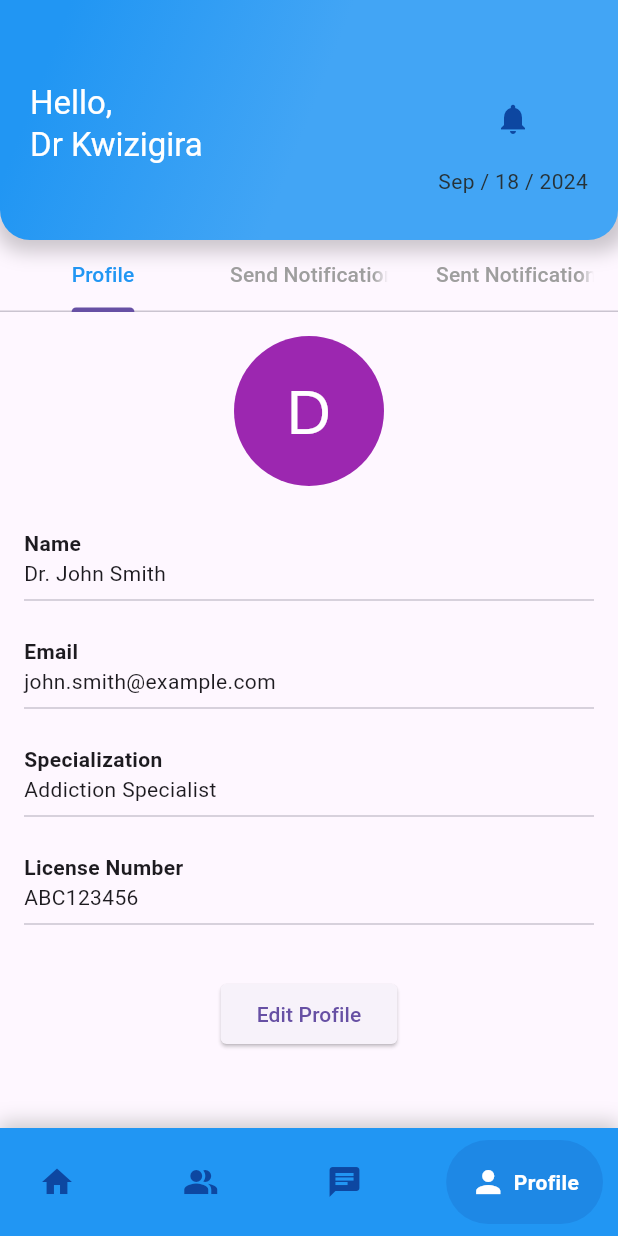
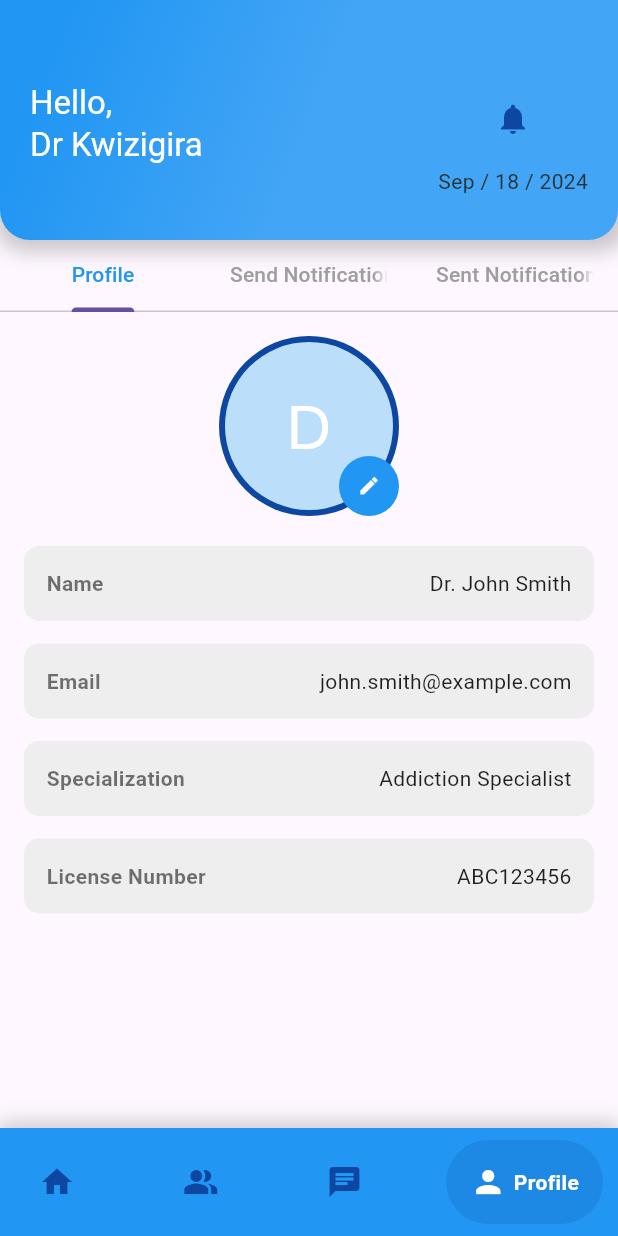
Before and after one commit to mutana-derrick/HealPath-Dev, a Flutter app: the DoctorDashboardScreen screen opened directly, item 4 of the bottom bar chosen, on a phone screen of 412 x 824 dp. Run offline on Flutter 3.47's test engine with Material 3 defaults, Android fonts, the phone set to English and light mode, and no system bars; drawn by our look-alikes of google_nav_bar; our stand-ins replace fl_chart, get, google_fonts, modal_bottom_sheet; network calls fail.

Commit message:
finished the profile tabs for both patient and doctor

```diff
--- a/lib/src/features/doctor/bottom_navigation_bar.dart
+++ b/lib/src/features/doctor/bottom_navigation_bar.dart
@@ -16,7 +16,7 @@ class CustomBottomNavigationBar extends StatelessWidget {
             color: Colors.grey.withOpacity(0.5), // Shadow color
             spreadRadius: 1, // Spread of the shadow
             blurRadius: 10, // Softness of the shadow
-            offset: Offset(0, -3), // Position of the shadow (X,Y)
+            offset: const Offset(0, -3), // Position of the shadow (X,Y)
           ),
         ],
       ),
--- a/lib/src/features/doctor/community_tab.dart
+++ b/lib/src/features/doctor/community_tab.dart
@@ -20,7 +20,7 @@ class CommunityTab extends StatelessWidget {
                   color: Colors.grey.withOpacity(0.5), // Shadow color
                   spreadRadius: 2, // Spread of the shadow
                   blurRadius: 8, // Softness of the shadow
-                  offset: Offset(0, 3), // X and Y offset of the shadow
+                  offset: const Offset(0, 3), // X and Y offset of the shadow
                 ),
               ],
             ),
--- a/lib/src/features/doctor/profile_tab.dart
+++ b/lib/src/features/doctor/profile_tab.dart
@@ -1,4 +1,3 @@
-// lib/tabs/profile_tab.dart
 import 'package:flutter/material.dart';
 
 class ProfileTab extends StatefulWidget {
@@ -63,14 +62,38 @@ class _ProfileTabState extends State<ProfileTab> {
       child: Column(
         crossAxisAlignment: CrossAxisAlignment.start,
         children: [
+          // Profile section with an edit icon over the avatar
           Center(
-            child: CircleAvatar(
-              radius: 50,
-              backgroundColor: Colors.purple,
-              child: Text(
-                doctorInfo['name']![0],
-                style: const TextStyle(fontSize: 40, color: Colors.white),
-              ),
+            child: Stack(
+              children: [
+                CircleAvatar(
+                  radius: 60,
+                  backgroundColor: Colors.blue[900],
+                  child: CircleAvatar(
+                    radius: 56,
+                    backgroundColor: Colors.blue[100],
+                    child: Text(
+                      doctorInfo['name']![
+                          0], // Display the initial of the doctor's name
+                      style: const TextStyle(fontSize: 40, color: Colors.white),
+                    ),
+                  ),
+                ),
+                Positioned(
+                  bottom: 0,
+                  right: 0,
+                  child: InkWell(
+                    onTap: () {
+                      _showEditProfileDialog();
+                    },
+                    child: const CircleAvatar(
+                      radius: 20,
+                      backgroundColor: Colors.blue,
+                      child: Icon(Icons.edit, size: 15, color: Colors.white),
+                    ),
+                  ),
+                ),
+              ],
             ),
           ),
           const SizedBox(height: 20),
@@ -78,30 +101,33 @@ class _ProfileTabState extends State<ProfileTab> {
           _buildInfoField('Email', doctorInfo['email']!),
           _buildInfoField('Specialization', doctorInfo['specialization']!),
           _buildInfoField('License Number', doctorInfo['license']!),
-          const SizedBox(height: 20),
-          Center(
-            child: ElevatedButton(
-              onPressed: () {
-                // TODO: Implement edit profile functionality
-                _showEditProfileDialog();
-              },
-              child: const Text('Edit Profile'),
-            ),
-          ),
         ],
       ),
     );
   }
 
   Widget _buildInfoField(String label, String value) {
-    return Padding(
-      padding: const EdgeInsets.symmetric(vertical: 8.0),
-      child: Column(
-        crossAxisAlignment: CrossAxisAlignment.start,
+    return Container(
+      margin: const EdgeInsets.only(bottom: 15),
+      padding: const EdgeInsets.all(15),
+      decoration: BoxDecoration(
+        color: Colors.grey[200],
+        borderRadius: BorderRadius.circular(10),
+      ),
+      child: Row(
+        mainAxisAlignment: MainAxisAlignment.spaceBetween,
         children: [
-          Text(label, style: const TextStyle(fontWeight: FontWeight.bold)),
-          Text(value),
-          const Divider(),
+          Text(
+            label,
+            style: const TextStyle(
+              fontWeight: FontWeight.bold,
+              color: Colors.black54,
+            ),
+          ),
+          Text(
+            value,
+            style: const TextStyle(color: Colors.black87),
+          ),
         ],
       ),
     );
@@ -129,7 +155,6 @@ class _ProfileTabState extends State<ProfileTab> {
           const SizedBox(height: 16),
           ElevatedButton(
             onPressed: () {
-              // TODO: Implement send notification functionality
               ScaffoldMessenger.of(context).showSnackBar(
                 const SnackBar(content: Text('Notification sent for approval')),
               );
@@ -158,9 +183,8 @@ class _ProfileTabState extends State<ProfileTab> {
                     : Colors.orange,
               ),
             ),
-            // Add a Divider only if it's not the last item
             if (index < sentNotifications.length - 1)
-              const Divider(color: Colors.grey), // You can customize the color
+              const Divider(color: Colors.grey),
           ],
         );
       },
--- a/lib/src/features/patient/patient_screen.dart
+++ b/lib/src/features/patient/patient_screen.dart
@@ -34,7 +34,7 @@ class PatientScreen extends StatelessWidget {
                   color: Colors.grey.withOpacity(0.5), // Shadow color
                   spreadRadius: 1, // Spread of the shadow
                   blurRadius: 10, // Softness of the shadow
-                  offset: Offset(0, -3), // Position of the shadow (X,Y)
+                  offset: const Offset(0, -3), // Position of the shadow (X,Y)
                 ),
               ],
             ),
```
Also changed, not shown: lib/src/features/patient/community_tab.dart (+5 -5 lines), lib/src/features/patient/profile_tab.dart (+24 -30 lines).
